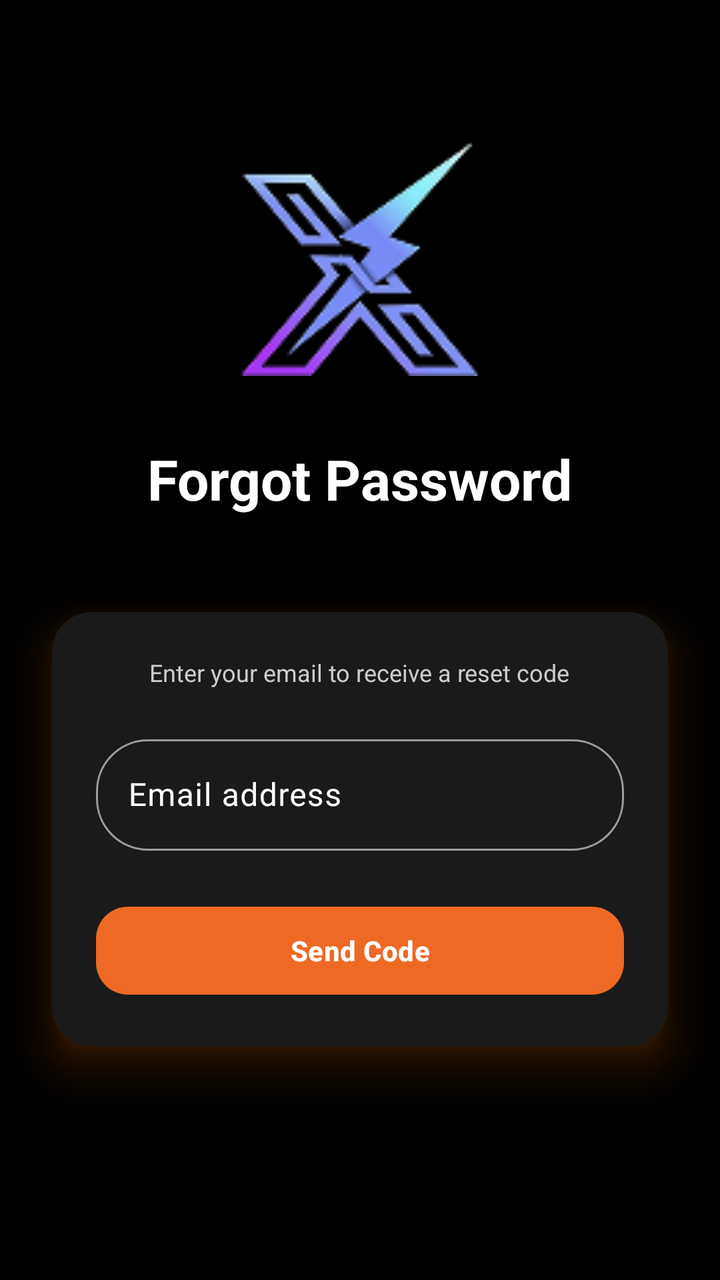
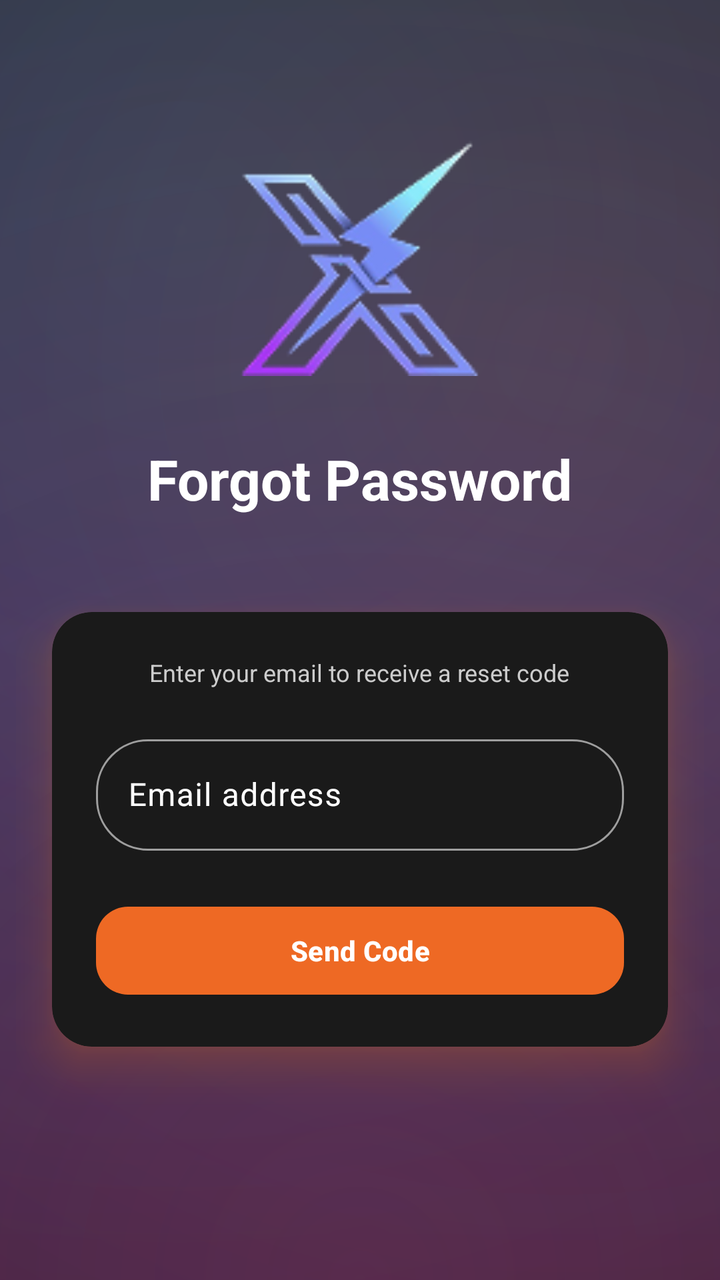

Two renders of the same Android screen: before a commit and after it. Below are the layout's source before the change and the commit's diff.
<!-- AndroidManifest.xml: application theme Theme.Bitbloom -->
<!-- res/layout/fragment_forget_password.xml -->
<?xml version="1.0" encoding="utf-8"?>
<androidx.coordinatorlayout.widget.CoordinatorLayout xmlns:android="http://schemas.android.com/apk/res/android"
    xmlns:app="http://schemas.android.com/apk/res-auto"
    android:id="@+id/root"
    android:layout_width="match_parent"
    android:layout_height="match_parent"
    android:background="@color/mxg_black">

    <androidx.core.widget.NestedScrollView
        android:id="@+id/scrollContainer"
        android:layout_width="match_parent"
        android:layout_height="match_parent"
        android:fillViewport="true"
        android:scrollbars="none">

        <androidx.constraintlayout.widget.ConstraintLayout
            android:layout_width="match_parent"
            android:layout_height="wrap_content"
            android:paddingVertical="24dp">

            
            <androidx.constraintlayout.widget.Guideline
                android:id="@+id/gStart"
                android:layout_width="wrap_content"
                android:layout_height="wrap_content"
                android:orientation="vertical"
                app:layout_constraintGuide_begin="8dp" />

            <androidx.constraintlayout.widget.Guideline
                android:id="@+id/gEnd"
                android:layout_width="wrap_content"
                android:layout_height="wrap_content"
                android:orientation="vertical"
                app:layout_constraintGuide_end="8dp" />

            
            <LinearLayout
                android:id="@+id/contentWrap"
                android:layout_width="0dp"
                android:layout_height="wrap_content"
                android:gravity="center_horizontal"
                android:orientation="vertical"
                app:layout_constraintBottom_toBottomOf="parent"
                app:layout_constraintEnd_toEndOf="@id/gEnd"
                app:layout_constraintStart_toStartOf="@id/gStart"
                app:layout_constraintTop_toTopOf="parent"
                app:layout_constraintVertical_bias="0.5">

                
                <ImageView
                    android:id="@+id/brandLogo"
                    android:layout_width="120dp"
                    android:layout_height="120dp"
                    android:layout_gravity="center_horizontal"
                    android:contentDescription="@string/cd_brand_logo"
                    android:src="@drawable/logo" />

                
                <TextView
                    android:id="@+id/title"
                    android:layout_width="wrap_content"
                    android:layout_height="wrap_content"
                    android:layout_marginTop="@dimen/title_top_margin"
                    android:text="@string/fragment_forget_password_forgot_password"
                    android:textColor="@color/white"
                    android:textSize="28sp"
                    android:textStyle="bold" />

                
                <com.google.android.material.card.MaterialCardView
                    android:id="@+id/loginFormCard"
                    android:layout_width="match_parent"
                    android:layout_height="wrap_content"
                    android:layout_marginTop="24dp"
                    android:foreground="?attr/selectableItemBackground"
                    android:outlineAmbientShadowColor="#FF7B00"
                    android:outlineSpotShadowColor="#FF7B00"
                    app:cardBackgroundColor="@color/main_card_color"
                    app:cardCornerRadius="20dp"
                    app:cardElevation="12dp"
                    app:cardUseCompatPadding="true"
                    app:strokeColor="@android:color/transparent"
                    app:strokeWidth="0dp">

                    <LinearLayout
                        android:layout_width="match_parent"
                        android:layout_height="wrap_content"
                        android:orientation="vertical"
                        android:padding="22dp">

                        <TextView
                            android:id="@+id/helper"
                            android:layout_width="wrap_content"
                            android:layout_height="wrap_content"
                            android:layout_gravity="center"
                            android:layout_marginBottom="20dp"
                            android:text="@string/fragment_forget_password_enter_your_email_to_receive_a_reset"
                            android:textColor="#CCCCCC"
                            android:textSize="12sp" />

                        <com.google.android.material.textfield.TextInputLayout
                            android:id="@+id/emailTIL"
                            style="@style/Widget.Bitbloom.TextInput.Auth"
                            android:layout_width="match_parent"
                            android:layout_height="wrap_content"
                            android:hint="@string/fragment_forget_password_email_address">

                            <com.google.android.material.textfield.TextInputEditText
                                android:id="@+id/emailInput"
                                android:layout_width="match_parent"
                                android:layout_height="wrap_content"
                                android:inputType="textEmailAddress"
                                android:textColor="@android:color/white" />
                        </com.google.android.material.textfield.TextInputLayout>

                        <com.google.android.material.button.MaterialButton
                            android:id="@+id/sendBtn"
                            android:layout_width="match_parent"
                            android:layout_height="wrap_content"
                            android:layout_marginTop="24dp"
                            android:minHeight="52dp"
                            android:text="@string/fragment_forget_password_send_code"
                            android:textAllCaps="false"
                            android:textColor="@android:color/white"
                            android:textStyle="bold"
                            app:backgroundTint="@color/button_color"
                            app:cornerRadius="16dp" />
                    </LinearLayout>
                </com.google.android.material.card.MaterialCardView>

                <Space
                    android:layout_width="0dp"
                    android:layout_height="24dp" />
            </LinearLayout>
        </androidx.constraintlayout.widget.ConstraintLayout>
    </androidx.core.widget.NestedScrollView>
</androidx.coordinatorlayout.widget.CoordinatorLayout>
<!-- resources referenced by this layout -->
<resources>
  <color name="button_color">#EE6924</color>
  <color name="main_card_color">#1A1A1A</color>
  <color name="mxg_black">#000000</color>
  <color name="white">#FFFFFFFF</color>
  <dimen name="title_top_margin">32dp</dimen>
  <string name="cd_brand_logo">Brand logo</string>
  <string name="fragment_forget_password_email_address">Email address</string>
  <string name="fragment_forget_password_enter_your_email_to_receive_a_reset">Enter your email to receive a reset code</string>
  <string name="fragment_forget_password_forgot_password">Forgot Password</string>
  <string name="fragment_forget_password_send_code">Send Code</string>
  <style name="Theme.Bitbloom" parent="Base.Theme.Bitbloom">
          
          <item name="editTextStyle">@style/Widget.MXG.EditText.WhiteCursor</item>
          <item name="android:editTextStyle">@style/Widget.MXG.EditText.WhiteCursor</item>
  
          
          <item name="android:textCursorDrawable">@drawable/cursor_white</item>
      </style>
  <style name="Base.Theme.Bitbloom" parent="Theme.Material3.DayNight.NoActionBar">
          <item name="android:statusBarColor">@color/mxg_black</item>
          <item name="colorPrimary">@color/mxg_white</item>
          <item name="android:navigationBarColor">@color/mxg_black</item>
          <item name="android:datePickerDialogTheme">@style/BitbloomDatePickerTheme</item>
      </style>
  <style name="Widget.MXG.EditText.WhiteCursor" parent="Widget.AppCompat.EditText">
          <item name="android:textCursorDrawable">@drawable/cursor_white</item>
      </style>
  <!-- drawable cursor_white (drawable) -->
  <?xml version="1.0" encoding="utf-8"?>
  <shape xmlns:android="http://schemas.android.com/apk/res/android">
      <size android:width="2dp"/>
      <solid android:color="@android:color/white"/>
      <corners android:radius="1dp"/>
  </shape>
  <color name="mxg_white">#FFFFFF</color>
  <color name="status_bar_color">#EE6924</color>
  <color name="light_status_bar_color">#EE6924</color>
  <!-- unchanged entries left out for length: 3 -->
</resources>

<!-- the commit's change to res/layout/fragment_forget_password.xml (unified diff, before → after) -->
@@ -4,7 +4,7 @@
     android:id="@+id/root"
     android:layout_width="match_parent"
     android:layout_height="match_parent"
-    android:background="@color/mxg_black">
+    android:background="@drawable/bg_mxg_deposit_gradient">
 
     <androidx.core.widget.NestedScrollView
         android:id="@+id/scrollContainer"
<!-- resource entries referenced after the edit -->
@@ -5,6 +5,65 @@
   <color name="mxg_black">#000000</color>
   <color name="white">#FFFFFFFF</color>
   <dimen name="title_top_margin">32dp</dimen>
+  <!-- drawable bg_mxg_deposit_gradient (drawable) -->
+  <?xml version="1.0" encoding="utf-8"?>
+  <layer-list xmlns:android="http://schemas.android.com/apk/res/android">
+  
+      
+      <item>
+          <shape android:shape="rectangle">
+              <gradient
+                  android:type="linear"
+                  android:angle="270"
+                  android:startColor="#1C1F3A"
+                  android:centerColor="#2C2150"
+                  android:endColor="#341A38"/>
+          </shape>
+      </item>
+  
+      
+      <item android:gravity="top|start">
+          <shape android:shape="rectangle">
+              <gradient
+                  android:type="radial"
+                  android:centerX="25%"
+                  android:centerY="18%"
+                  android:gradientRadius="700dp"
+                  android:startColor="#2240E6FF"
+                  android:centerColor="#0F40E6FF"
+                  android:endColor="#0040E6FF"/>
+          </shape>
+      </item>
+  
+      
+      <item android:gravity="top|end">
+          <shape android:shape="rectangle">
+              <gradient
+                  android:type="radial"
+                  android:centerX="78%"
+                  android:centerY="28%"
+                  android:gradientRadius="700dp"
+                  android:startColor="#26FF9F43"
+                  android:centerColor="#12FF9F43"
+                  android:endColor="#00FF9F43"/>
+          </shape>
+      </item>
+  
+      
+      <item android:gravity="bottom|center_horizontal">
+          <shape android:shape="rectangle">
+              <gradient
+                  android:type="radial"
+                  android:centerX="50%"
+                  android:centerY="100%"
+                  android:gradientRadius="820dp"
+                  android:startColor="#26E640A1"
+                  android:centerColor="#10E640A1"
+                  android:endColor="#00E640A1"/>
+          </shape>
+      </item>
+  
+  </layer-list>
   <string name="cd_brand_logo">Brand logo</string>
   <string name="fragment_forget_password_email_address">Email address</string>
   <string name="fragment_forget_password_enter_your_email_to_receive_a_reset">Enter your email to receive a reset code</string>
